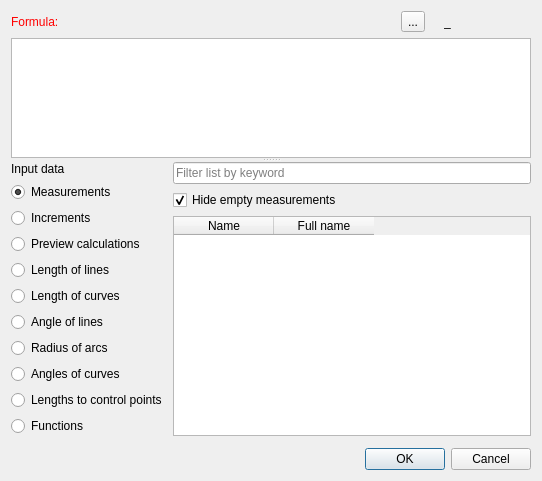
Before: the Qt Designer form src/libs/vtools/dialogs/support/dialogeditwrongformula.ui in dismine/valentina, drawn with Qt 5.
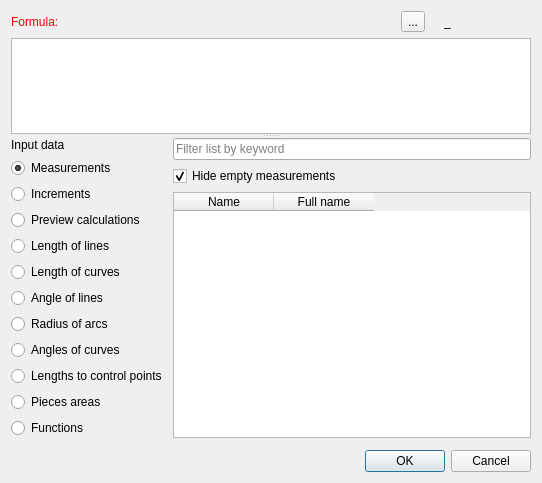
After: the same form once the commit is applied. Icons and pictures are not drawn. Custom widgets are drawn as their Qt base class.

Commit message: Export area of piece in Final measurements.

What changed in the file:
```diff
--- a/src/libs/vtools/dialogs/support/dialogeditwrongformula.ui
+++ b/src/libs/vtools/dialogs/support/dialogeditwrongformula.ui
@@ -10,7 +10,7 @@
     <x>0</x>
     <y>0</y>
     <width>542</width>
-    <height>481</height>
+    <height>483</height>
    </rect>
   </property>
   <property name="windowTitle">
@@ -171,7 +171,7 @@
        <bool>true</bool>
       </property>
      </widget>
-     <widget class="QWidget" name="">
+     <widget class="QWidget" name="layoutWidget">
       <layout class="QVBoxLayout" name="verticalLayout_4" stretch="3,1">
        <item>
         <layout class="QHBoxLayout" name="horizontalLayout_3">
@@ -309,6 +309,13 @@
                </property>
               </widget>
              </item>
+             <item>
+              <widget class="QRadioButton" name="radioButtonPieceArea">
+               <property name="text">
+                <string>Pieces areas</string>
+               </property>
+              </widget>
+             </item>
              <item>
               <widget class="QRadioButton" name="radioButtonFunctions">
                <property name="sizePolicy">
```
The commit also changes 29 other files.
